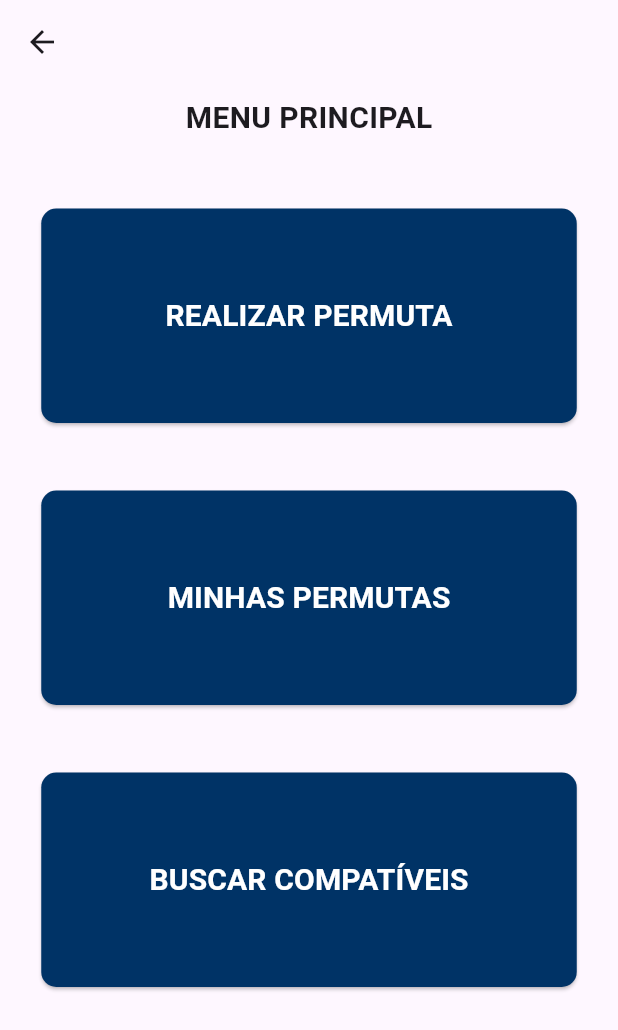
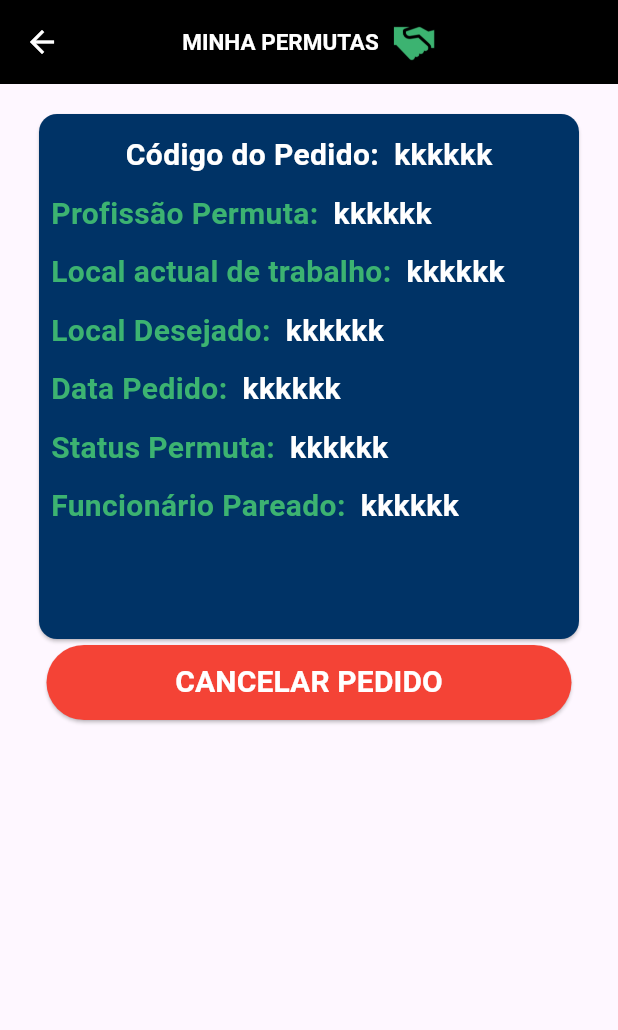
Before and after one commit to TafariVilanculos1/MozPermutas, a Flutter app: the MenuPrincipal screen opened directly, after a tap on "MINHAS PERMUTAS", on a phone screen of 412 x 824 dp. Shown: the top 1030 px of the screen. Run offline on Flutter 3.47's test engine with Material 3 defaults, Android fonts, the phone set to English and light mode, and no system bars.

Commit message:
Contrução da tela de Minhas Permutas e não acabei Buscar Compativeis

```diff
--- a/lib/Apresentação/views/TelaMenuPrincipal.dart
+++ b/lib/Apresentação/views/TelaMenuPrincipal.dart
@@ -1,4 +1,6 @@
 import 'package:flutter/material.dart';
+import 'package:mozpermutas/Apresenta%C3%A7%C3%A3o/views/TelaBuscarCompativeis.dart';
+import 'package:mozpermutas/Apresenta%C3%A7%C3%A3o/views/TelaMinhasPermutas.dart';
 import 'package:mozpermutas/Apresenta%C3%A7%C3%A3o/views/TelaRealizarPermuta.dart';
 
 class MenuPrincipal extends StatelessWidget{
@@ -7,8 +9,37 @@ class MenuPrincipal extends StatelessWidget{
     // TODO: implement build
 
     return Scaffold(
-      appBar: AppBar(),
-      body: Center(
+      appBar:AppBar(
+      backgroundColor: Colors.black,
+      elevation: 10,
+      iconTheme: IconThemeData(color: Colors.white),
+      actions: [
+        Padding(
+          padding: const EdgeInsets.only(right: 16.0),
+          child: InkWell(
+            onTap: () {
+              // Aqui vai o evento, como navegar para outra página
+              print('Perfil clicado');
+              // Exemplo: Navigator.pushNamed(context, '/perfil');
+            },
+            borderRadius: BorderRadius.circular(8), // opcional, para o efeito de toque
+            child: Row(
+              mainAxisSize: MainAxisSize.min,
+              children: [
+                Icon(Icons.person, color: Colors.white),
+                SizedBox(width: 8),
+                Text(
+                  'Meu Perfil',
+                  style: TextStyle(color: Colors.white, fontSize: 16),
+                ),
+              ],
+            ),
+          ),
+        ),
+      ],
+    ),
+
+    body: Center(
         child: Padding(
           padding: const EdgeInsets.all(8.0),
           child: Column(children:
@@ -30,7 +61,9 @@ class MenuPrincipal extends StatelessWidget{
             ),
             SizedBox(height: 45,),
             ElevatedButton(
-              onPressed: () {},
+              onPressed: () {
+                Navigator.push(context, MaterialPageRoute(builder: (context) => TelaMinhasPermutas()));
+              },
               child: Text("MINHAS PERMUTAS",style: TextStyle(fontSize: 20,fontWeight: FontWeight.bold),),
               style: ElevatedButton.styleFrom(
                 foregroundColor: Colors.white,
@@ -43,7 +76,9 @@ class MenuPrincipal extends StatelessWidget{
             ),
             SizedBox(height: 45,),
             ElevatedButton(
-              onPressed: () {},
+              onPressed: () {
+                Navigator.push(context,MaterialPageRoute(builder: (context) => TelaBuscarCompativeis()));
+              },
               child: Text("BUSCAR COMPATÍVEIS",style: TextStyle(fontSize: 20,fontWeight: FontWeight.bold),),
               style: ElevatedButton.styleFrom(
                 foregroundColor: Colors.white,
--- /dev/null
+++ b/lib/Apresentação/views/TelaMinhasPermutas.dart
@@ -0,0 +1,128 @@
+import 'package:flutter/material.dart';
+
+class TelaMinhasPermutas extends StatelessWidget
+{
+  @override
+  Widget build(BuildContext context) {
+    // TODO: implement build
+    return Scaffold(
+      appBar: AppBar(
+        backgroundColor: Colors.black,
+        foregroundColor: Colors.white,
+        centerTitle: true,
+        title: Row(
+          mainAxisSize: MainAxisSize.min, // importante para centralizar
+          children: [
+            Text(
+              'MINHA PERMUTAS',
+              style: TextStyle(fontWeight: FontWeight.bold, fontSize: 15),
+            ),
+            SizedBox(width: 8),
+            Image.asset('assets/simboloapp.png', height: 30),
+          ],
+        ),
+      ),
+
+      body: Center(
+        child: Padding(padding: EdgeInsets.all(16),
+          child: SizedBox(
+            child: Column(
+              children: [Card(
+                color: Color(0xFF003366),
+                child: SizedBox(
+                    width: 360,
+                    height: 350,
+                  child: Padding(
+                    padding: const EdgeInsets.all(8.0),
+                    child: Column(
+                      children: [
+                        SizedBox(height: 5,),
+
+                        Row(
+                          mainAxisAlignment: MainAxisAlignment.center,
+                          children: [
+                            Text("Código do Pedido:",style: TextStyle(color: Colors.white,fontWeight: FontWeight.bold,fontSize: 20),),
+                            SizedBox(width: 10,),
+                            Text("kkkkkk",style: TextStyle(color: Colors.white,fontWeight: FontWeight.bold,fontSize: 20))
+                          ],
+                        ),
+                        SizedBox(height: 10,),
+                        Row(
+                          mainAxisAlignment: MainAxisAlignment.start,
+                          children: [
+                            Text("Profissão Permuta:",style: TextStyle(color:Color(0xFF3CB371),fontWeight: FontWeight.bold,fontSize: 20),),
+                            SizedBox(width: 10,),
+                            Text("kkkkkk",style: TextStyle(color: Colors.white,fontWeight: FontWeight.bold,fontSize: 20))
+                          ],
+                        ),
+                        SizedBox(height: 10,),
+                        Row(
+                          mainAxisAlignment: MainAxisAlignment.start,
+                          children: [
+                            Text("Local actual de trabalho:",style: TextStyle(color:Color(0xFF3CB371),fontWeight: FontWeight.bold,fontSize: 20),),
+                            SizedBox(width: 10,),
+                            Text("kkkkkk",style: TextStyle(color: Colors.white,fontWeight: FontWeight.bold,fontSize: 20))
+                          ],
+                        ),
+                        SizedBox(height: 10,),
+                        Row(
+                          mainAxisAlignment: MainAxisAlignment.start,
+                          children: [
+                            Text("Local Desejado:",style: TextStyle(color:Color(0xFF3CB371),fontWeight: FontWeight.bold,fontSize: 20),),
+                            SizedBox(width: 10,),
+                            Text("kkkkkk",style: TextStyle(color: Colors.white,fontWeight: FontWeight.bold,fontSize: 20))
+                          ],
+                        ),
+                        SizedBox(height: 10,),
+                        Row(
+                          mainAxisAlignment: MainAxisAlignment.start,
+                          children: [
+                            Text("Data Pedido:",style: TextStyle(color:Color(0xFF3CB371),fontWeight: FontWeight.bold,fontSize: 20),),
+                            SizedBox(width: 10,),
+                            Text("kkkkkk",style: TextStyle(color: Colors.white,fontWeight: FontWeight.bold,fontSize: 20))
+                          ],
+                        ),
+                        SizedBox(height: 10,),
+                        Row(
+                          mainAxisAlignment: MainAxisAlignment.start,
+                          children: [
+                            Text("Status Permuta:",style: TextStyle(color:Color(0xFF3CB371),fontWeight: FontWeight.bold,fontSize: 20),),
+                            SizedBox(width: 10,),
+                            Text("kkkkkk",style: TextStyle(color: Colors.white,fontWeight: FontWeight.bold,fontSize: 20))
+                          ],
+                        ),
+                        SizedBox(height: 10,),
+                        Row(
+                          mainAxisAlignment: MainAxisAlignment.start,
+                          children: [
+                            Text("Funcionário Pareado:",style: TextStyle(color:Color(0xFF3CB371),fontWeight: FontWeight.bold,fontSize: 20),),
+                            SizedBox(width: 10,),
+                            Text("kkkkkk",style: TextStyle(color: Colors.white,fontWeight: FontWeight.bold,fontSize: 20))
+                          ],
+                        )
+                      ],
+                    ),
+                  ),
+                ),
+              ),
+                ElevatedButton(onPressed: (){},
+                    child: Text("CANCELAR PEDIDO",style: TextStyle(fontWeight: FontWeight.bold,fontSize: 20),),
+                  style: ElevatedButton.styleFrom(
+                    minimumSize: Size(350, 50),
+                    backgroundColor: Colors.red,
+                    foregroundColor: Colors.white
+
+                  ),
+                )
+
+              ],
+            ),
+          ),
+        ),
+      ),
+
+    );
+  }
+
+
+}
--- a/lib/Apresentação/views/TelaRealizarPermuta.dart
+++ b/lib/Apresentação/views/TelaRealizarPermuta.dart
@@ -22,7 +22,7 @@ class TelaRealizarPermutaState extends State<TelaRealizarPermuta>
 
          title: Text("REALIZAR PERMUTA", style: TextStyle(fontSize: 15,fontWeight: FontWeight.w700),),
          centerTitle: true,
-         backgroundColor: Color(0xFF003366),
+         backgroundColor: Colors.black,
          foregroundColor: Colors.white,
          bottom: PreferredSize(
            preferredSize: Size.fromHeight(1.0),
--- a/pubspec.yaml
+++ b/pubspec.yaml
@@ -19,3 +19,4 @@ flutter:
   uses-material-design: true
   assets:
     - assets/simboloapp.png
+    - assets/google_icon.png
```
Also changed, not shown: lib/Apresentação/views/TelaBuscarCompativeis.dart (added, +42 -0 lines), lib/Apresentação/views/TelaLogin.dart (+40 -4 lines), assets/google_icon.png (added).
